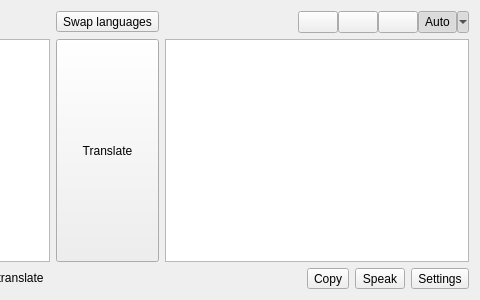
crow-translate/crow-translate, file src/mainwindow.ui: the form before one commit; both pictures show x 266 to 746 and y 0 to 300 of the 746 by 300 pixel window.
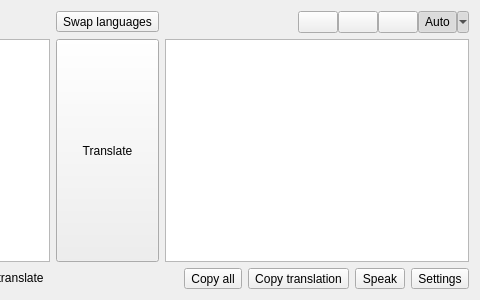
The form after the commit. Icons and pictures are not drawn.

Commit message: Add "Copy translation" button * Add button for copying only translation * Old button "Copy" renamed to "Copy all". * Refactor code for pop-up window signals

The edit to the form file:
```diff
--- a/src/mainwindow.ui
+++ b/src/mainwindow.ui
@@ -215,20 +215,33 @@
         </property>
        </spacer>
       </item>
+      <item>
+       <widget class="QToolButton" name="translationCopyAllButton">
+        <property name="toolTip">
+         <string>Copy all text from the field with formatting</string>
+        </property>
+        <property name="text">
+         <string>Copy all</string>
+        </property>
+        <property name="icon">
+         <iconset theme="document-export">
+          <normaloff>.</normaloff>.</iconset>
+        </property>
+        <property name="toolButtonStyle">
+         <enum>Qt::ToolButtonFollowStyle</enum>
+        </property>
+       </widget>
+      </item>
       <item>
        <widget class="QToolButton" name="translationCopyButton">
         <property name="toolTip">
          <string>Copy</string>
         </property>
         <property name="text">
-         <string>Copy</string>
+         <string>Copy translation</string>
         </property>
         <property name="icon">
-         <iconset theme="edit-copy">
-          <normaloff>.</normaloff>.</iconset>
-        </property>
-        <property name="toolButtonStyle">
-         <enum>Qt::ToolButtonFollowStyle</enum>
+         <iconset theme="edit-copy"/>
         </property>
        </widget>
       </item>
```
Left out of the diff: 5 changed lines with no effect on the pictures. The commit also changes 8 other files.
